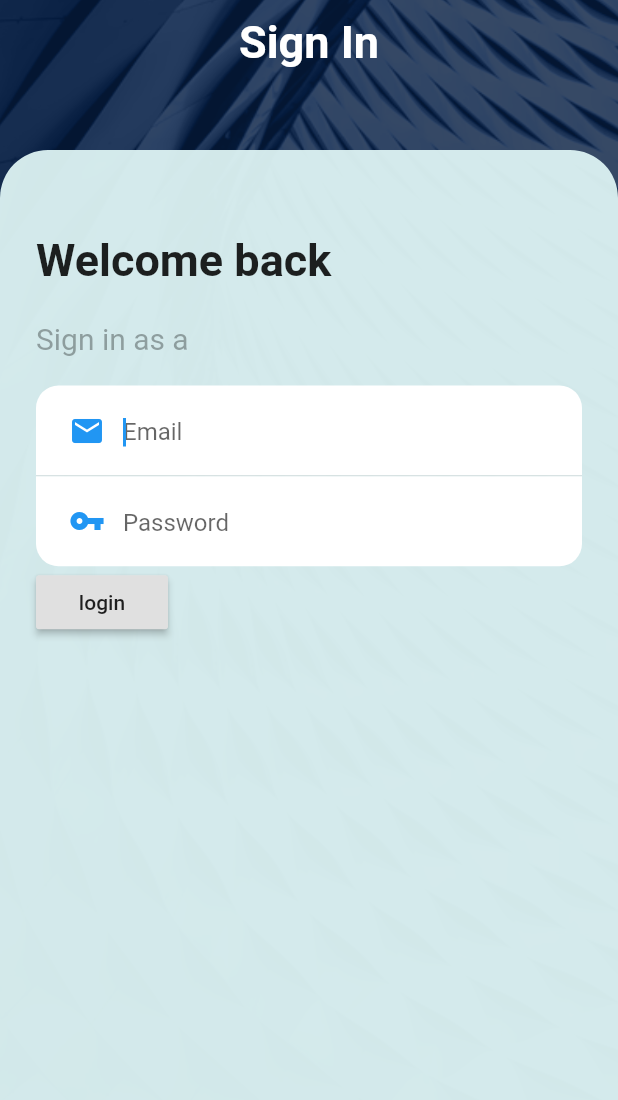
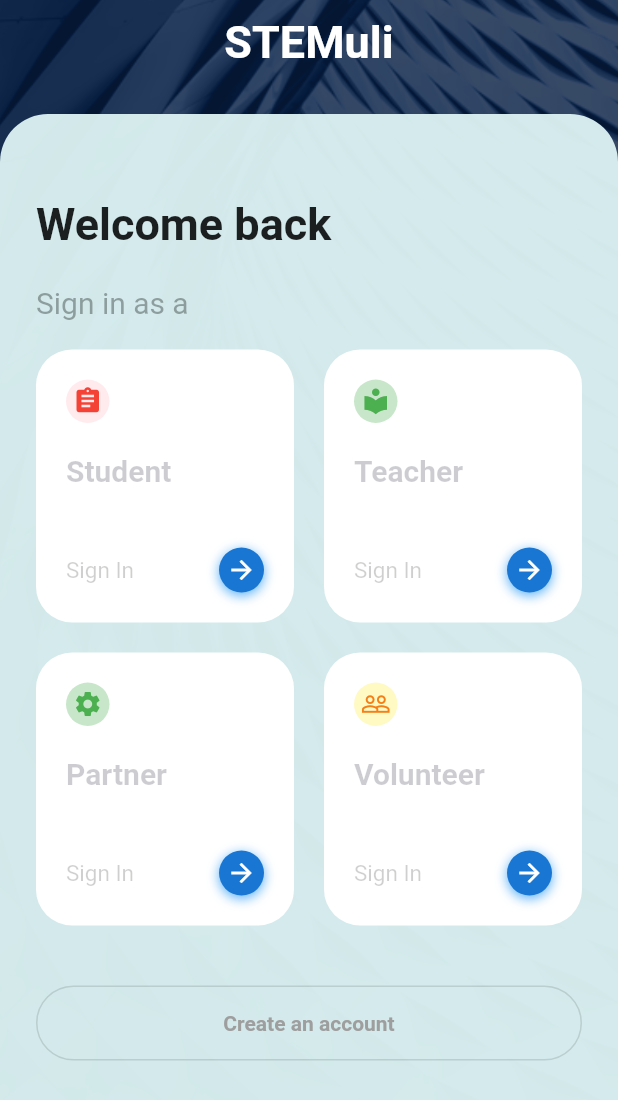
Before and after one commit to gauravsbagul/flutter-stemuli-ui, a Flutter app: the screen it shows after launch, on a phone screen of 412 x 824 dp. Shown: the top 1100 px of the screen. Run offline on Flutter 3.47's test engine with Material 2 defaults, Android fonts, the phone set to English and light mode, and no system bars.

Commit message:
Login screen done

```diff
--- a/lib/main.dart
+++ b/lib/main.dart
@@ -18,7 +18,11 @@ class MyApp extends StatelessWidget {
         primarySwatch: Colors.blue,
         visualDensity: VisualDensity.adaptivePlatformDensity,
       ),
-      home: Login(),
+      home: AccountSelection(),
+      routes: {
+        // AccountSelection.routeName: (ctx) => AccountSelection(),
+        Login.routeName: (ctx) => Login(),
+      },
     );
   }
 }
--- a/lib/screens/AccountSelection.dart
+++ b/lib/screens/AccountSelection.dart
@@ -4,6 +4,7 @@ import 'package:flutter/material.dart';
 import 'package:STEMuli/widgets/onBoarding/AccountSelectionBox.dart';
 
 class AccountSelection extends StatelessWidget {
+  static const routeName = '/account-selection';
   @override
   Widget build(BuildContext context) {
     return OnBoardingContainer(
--- a/lib/widgets/onBoarding/AccountSelectionBox.dart
+++ b/lib/widgets/onBoarding/AccountSelectionBox.dart
@@ -1,4 +1,6 @@
 import 'package:flutter/material.dart';
+
+import '../../screens/Login.dart';
 
 class AccountSelectionBox extends StatelessWidget {
   final String title;
@@ -16,9 +18,9 @@ class AccountSelectionBox extends StatelessWidget {
   @override
   Widget build(BuildContext context) {
     return Expanded(
-      child: GestureDetector(
-        behavior: HitTestBehavior.opaque,
-        onTap: () => print('GestureDetector tapped'),
+      child: InkWell(
+        onTap: () =>
+            Navigator.of(context).pushNamed(Login.routeName, arguments: title),
         child: Container(
           margin: EdgeInsets.only(top: 20),
           padding: EdgeInsets.all(20),
--- a/lib/widgets/onBoarding/OnBoardingContainer.dart
+++ b/lib/widgets/onBoarding/OnBoardingContainer.dart
@@ -1,15 +1,21 @@
 import 'package:flutter/material.dart';
 
-class OnBoardingContainer extends StatelessWidget {
+class OnBoardingContainer extends StatefulWidget {
   final Widget child;
   final String title;
 
   OnBoardingContainer({this.child, this.title});
 
   @override
+  _OnBoardingContainerState createState() => _OnBoardingContainerState();
+}
+
+class _OnBoardingContainerState extends State<OnBoardingContainer> {
+  @override
   Widget build(BuildContext context) {
     return Scaffold(
       body: Stack(
+        fit: StackFit.expand,
         children: <Widget>[
           Container(
             decoration: BoxDecoration(
@@ -18,12 +24,25 @@ class OnBoardingContainer extends StatelessWidget {
                 fit: BoxFit.cover,
               ),
             ),
-            child: Center(
-              child: SafeArea(
+            child: Column(
+              children: <Widget>[
+                AppBar(
+                  centerTitle: true,
+                  title: Text(
+                    widget.title,
+                    style: TextStyle(
+                      fontSize: 30,
+                      fontWeight: FontWeight.bold,
+                    ),
+                  ),
+                  backgroundColor: Colors.transparent,
+                  elevation: 0,
+                ),
+                Expanded(
                   child: Container(
                     width: MediaQuery.of(context).size.width,
                     padding: EdgeInsets.all(24),
-                  margin: EdgeInsets.only(top: 100),
+                    margin: EdgeInsets.only(top: 20),
                     decoration: BoxDecoration(
                       borderRadius: BorderRadius.only(
                         topLeft: Radius.circular(32.0),
@@ -33,26 +52,13 @@ class OnBoardingContainer extends StatelessWidget {
                     ),
                     child: Container(
                       margin: EdgeInsets.only(top: 32),
-                    child: child,
+                      child: widget.child,
                     ),
                   ),
                 ),
+              ],
             ),
           ),
-          Positioned(
-            child: AppBar(
-              centerTitle: true,
-              title: Text(
-                title,
-                style: TextStyle(
-                  fontSize: 30,
-                  fontWeight: FontWeight.bold,
-                ),
-              ),
-              backgroundColor: Colors.transparent,
-              elevation: 0,
-            ),
-          )
         ],
       ),
     );
--- a/pubspec.yaml
+++ b/pubspec.yaml
@@ -23,6 +23,8 @@ environment:
 dependencies:
   flutter:
     sdk: flutter
+  http: ^0.12.2
+  provider: ^4.3.1
 
 
   # The following adds the Cupertino Icons font to your application.
```
Also changed, not shown: lib/screens/Login.dart (+45 -8 lines), pubspec.lock. Lines whose indentation alone changed are shown as unchanged.
